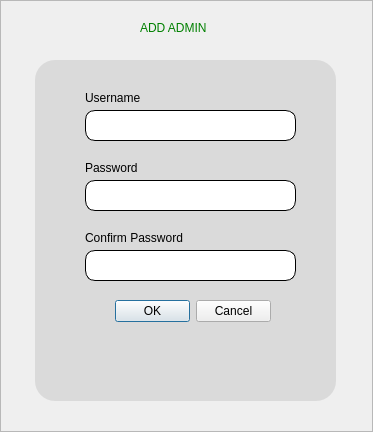
HimoJCode/Automated-Attendance-Tracking, file ui/addAdmin.ui: the form before one commit.
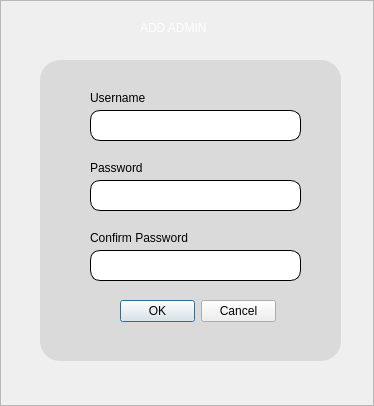
The form after the commit. Icons and pictures are not drawn.

Commit message: Done Super Admin UI with functionality only the print is not working pa

Patch:
```diff
--- a/ui/addAdmin.ui
+++ b/ui/addAdmin.ui
@@ -6,8 +6,8 @@
    <rect>
     <x>0</x>
     <y>0</y>
-    <width>373</width>
-    <height>432</height>
+    <width>374</width>
+    <height>406</height>
    </rect>
   </property>
   <property name="windowTitle">
@@ -53,7 +53,7 @@
       </property>
       <property name="styleSheet">
        <string notr="true">font: 87 12pt &quot;Segoe UI Black&quot;;
-color: green;</string>
+color: #ffffff;</string>
       </property>
       <property name="text">
        <string>ADD ADMIN</string>
@@ -62,10 +62,10 @@
      <widget class="QFrame" name="updateFormFrame">
       <property name="geometry">
        <rect>
-        <x>35</x>
+        <x>40</x>
         <y>60</y>
         <width>301</width>
-        <height>341</height>
+        <height>301</height>
        </rect>
       </property>
       <property name="styleSheet">
```
Left out of the diff: 2 changed lines with no effect on the pictures. The commit also changes 13 other files.
